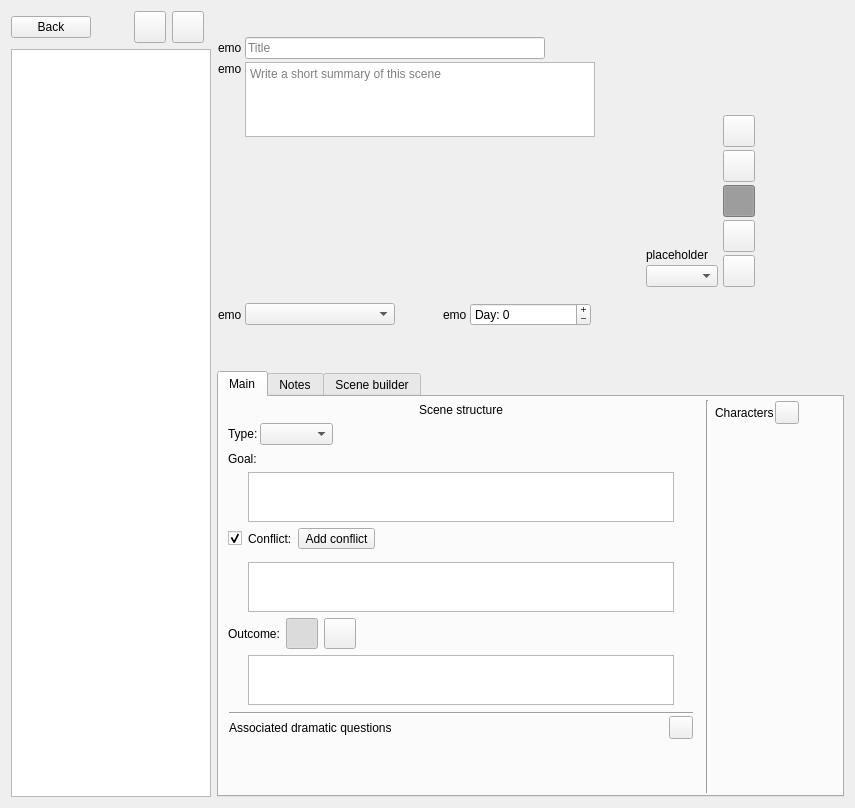
First picture: the form in ui/scene_editor.ui, repository zkovari/plotlyst, before the edit.
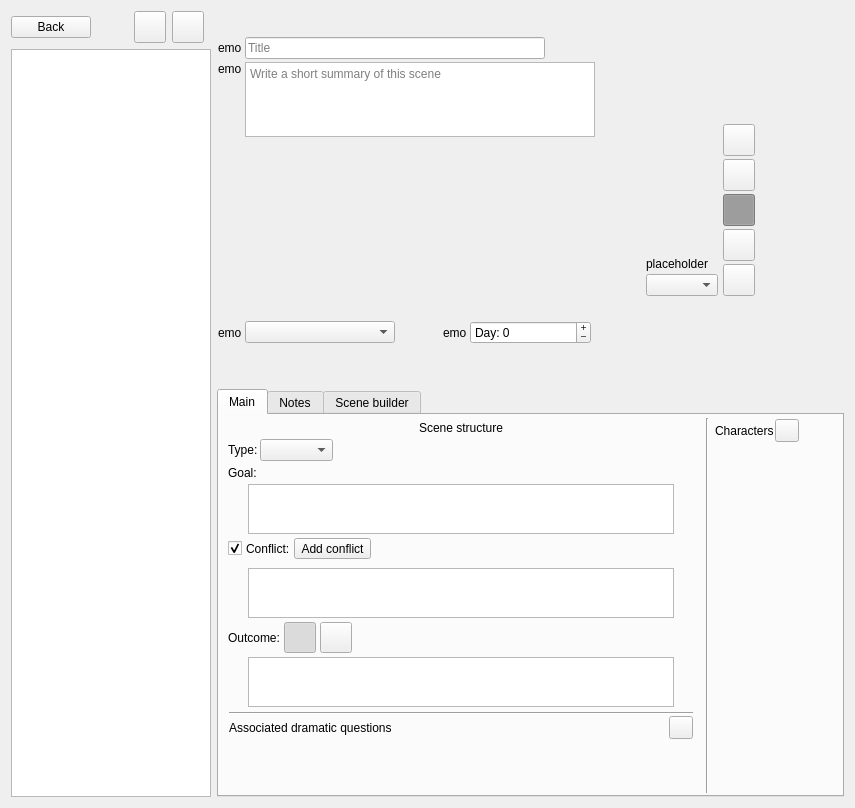
Second picture: the form after the edit. Custom widgets are drawn as their Qt base class.

Patch:
```diff
--- a/ui/scene_editor.ui
+++ b/ui/scene_editor.ui
@@ -842,6 +842,9 @@
               </size>
              </property>
              <layout class="QVBoxLayout" name="verticalLayout_5">
+              <property name="spacing">
+               <number>4</number>
+              </property>
               <property name="leftMargin">
                <number>2</number>
               </property>
```
